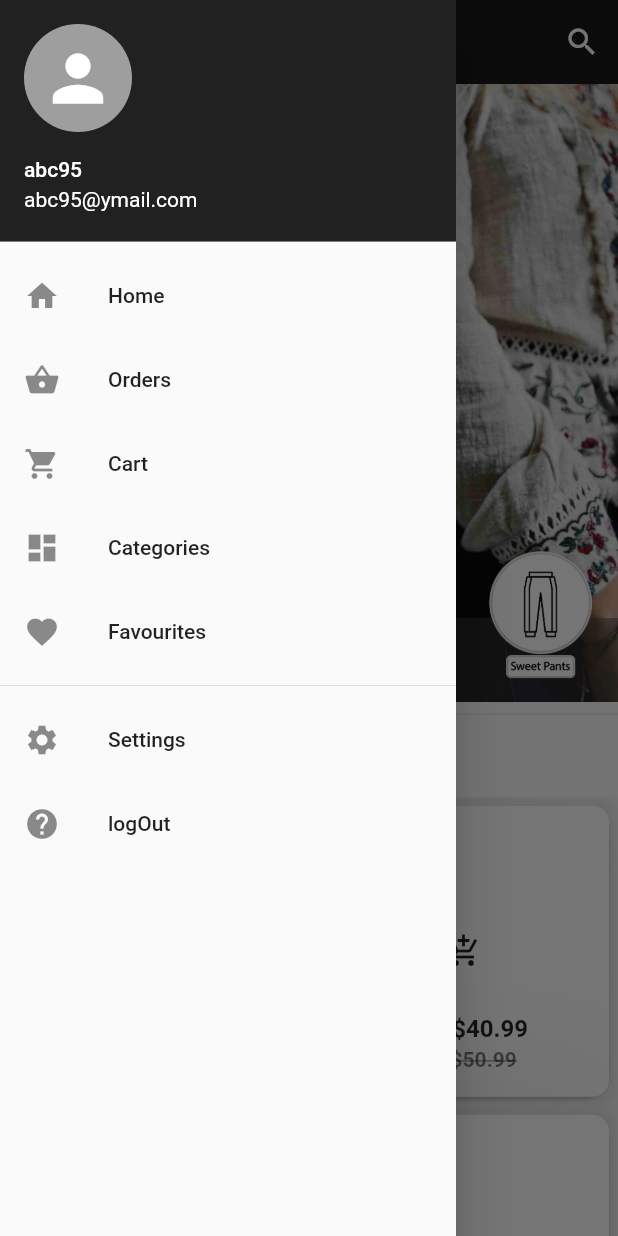
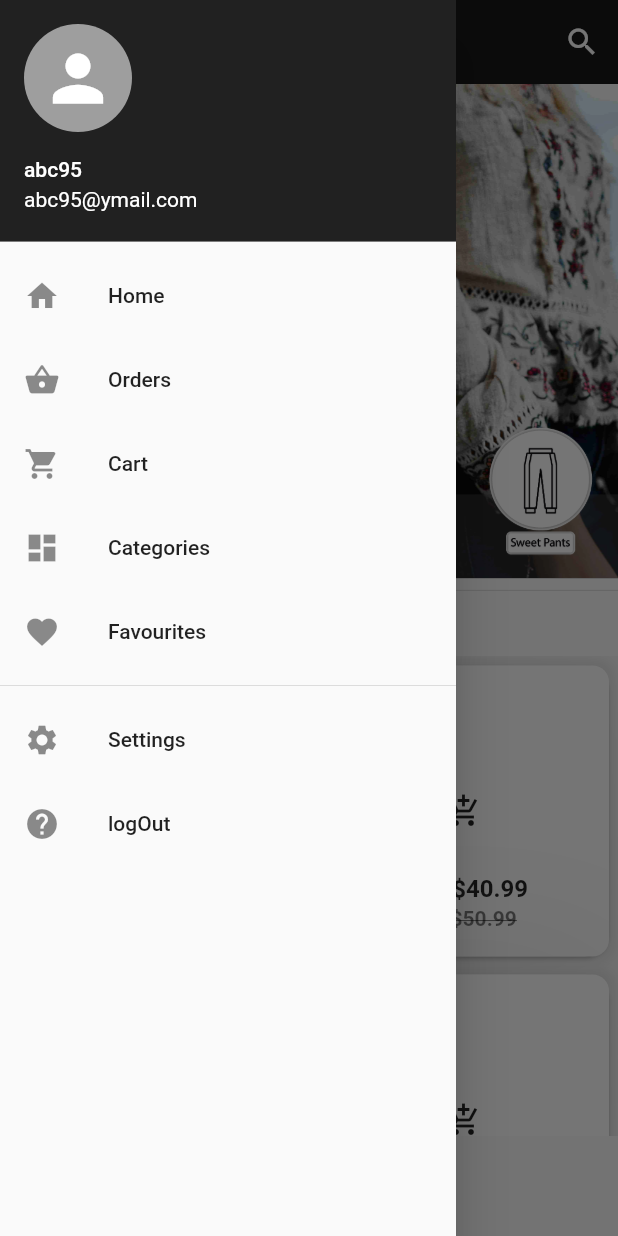
Before and after one commit to indunil97/Onlinestore, a Flutter app: the screen it shows once a user with an empty profile is signed in, in the side drawer, after a tap on "logOut", on a phone screen of 412 x 824 dp. Run offline on Flutter 3.47's test engine with Material 2 defaults, Android fonts, the phone set to English and light mode, and no system bars; drawn by our look-alikes of carousel_pro; our stand-ins replace firebase_auth; accounts and stored records are empty.

Commit message:
Update homepage.dart

```diff
--- a/lib/Comp/pages/homepage.dart
+++ b/lib/Comp/pages/homepage.dart
@@ -1,3 +1,4 @@
+import 'package:Shopping/Exhandling/firebase-auth-helper.dart';
 import 'package:Shopping/services/auth.dart';
 import 'package:flutter/material.dart';
 import 'package:carousel_pro/carousel_pro.dart';
@@ -19,7 +20,7 @@ class _FirstPageState extends State<FirstPage> {
     var height = screenSize.height;
 
     Widget imageCar = Container(
-        height: 0.5 * height,
+        height: 0.4 * height,
         child: Carousel(
           boxFit: BoxFit.cover,
           images: [
@@ -116,7 +117,8 @@ class _FirstPageState extends State<FirstPage> {
           InkWell(
             child: ListTile(
               onTap: () async {
-                await _auth.signOut();
+                await FirebaseAuthHelper().logout();
+
               },
               title: Text('logOut'),
               leading: Icon(Icons.help),
@@ -130,6 +132,7 @@ class _FirstPageState extends State<FirstPage> {
         child: Column(
           children: <Widget>[
             Stack(
+
               alignment: AlignmentDirectional.bottomEnd,
               children: <Widget>[
                 imageCar,
@@ -142,9 +145,9 @@ class _FirstPageState extends State<FirstPage> {
               alignment: Alignment.centerLeft,
               padding: const EdgeInsets.fromLTRB(6, 1, 0, 4),
               child: Container(
-                height: 0.05 * height,
-                width: 0.3 * width,
-                alignment: Alignment.center,
+                height:30,
+
+                alignment: Alignment.centerLeft,
                 padding: EdgeInsets.all(2.0),
                 // decoration: BoxDecoration(
                 //     color: Colors.white,
```
